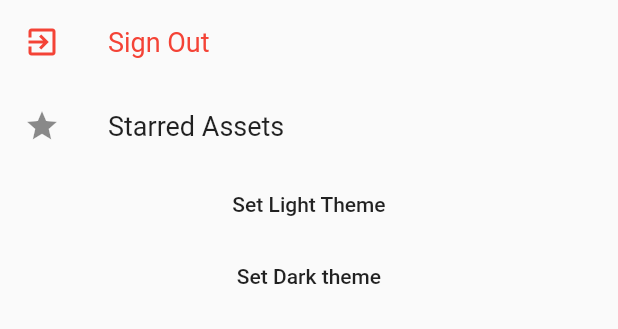
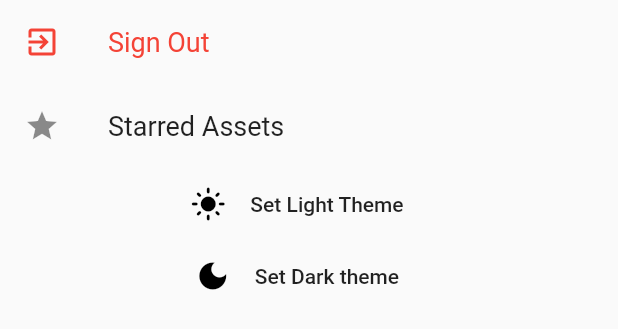
Before and after one commit to viktorvoltz/crypto_price, a Flutter app: the DrawerItem widget shown alone on an empty page, opened directly, on a phone screen of 412 x 824 dp. Shown: the top 329 px of the screen. Run offline on Flutter 3.47's test engine with Material 2 defaults, Android fonts, the phone set to English and light mode, and no system bars; our stand-ins replace cached_network_image, firebase_auth, firebase_core, google_fonts, google_sign_in, rxdart and 1 more; accounts and stored records are empty; network calls fail; statements that could not run were skipped.

Commit message:
ui improvements

```diff
--- a/lib/src/widget/drawer_items.dart
+++ b/lib/src/widget/drawer_items.dart
@@ -48,7 +48,6 @@ class DrawerItem extends StatelessWidget {
         ListTile(
           leading: const Icon(
             Icons.star,
-            //color: Colors.black,
           ),
           title: const Text(
             "Starred Assets",
@@ -70,6 +69,10 @@ class DrawerItem extends StatelessWidget {
           alignment: Alignment.bottomCenter,
           child: Column(
             children: [
+              Row(
+                mainAxisSize: MainAxisSize.min,
+                children: [
+                  const Icon(Icons.light_mode),
                   Container(
                     child: FlatButton(
                       onPressed: () => {
@@ -78,6 +81,12 @@ class DrawerItem extends StatelessWidget {
                       child: const Text('Set Light Theme'),
                     ),
                   ),
+                ],
+              ),
+              Row(
+                mainAxisSize: MainAxisSize.min,
+                children: [
+                  const Icon(Icons.dark_mode),
                   Container(
                     child: FlatButton(
                       onPressed: () => {
@@ -88,6 +97,8 @@ class DrawerItem extends StatelessWidget {
                   ),
                 ],
               ),
+            ],
+          ),
         ),
       ],
     );
```
Lines whose indentation alone changed are shown as unchanged.
